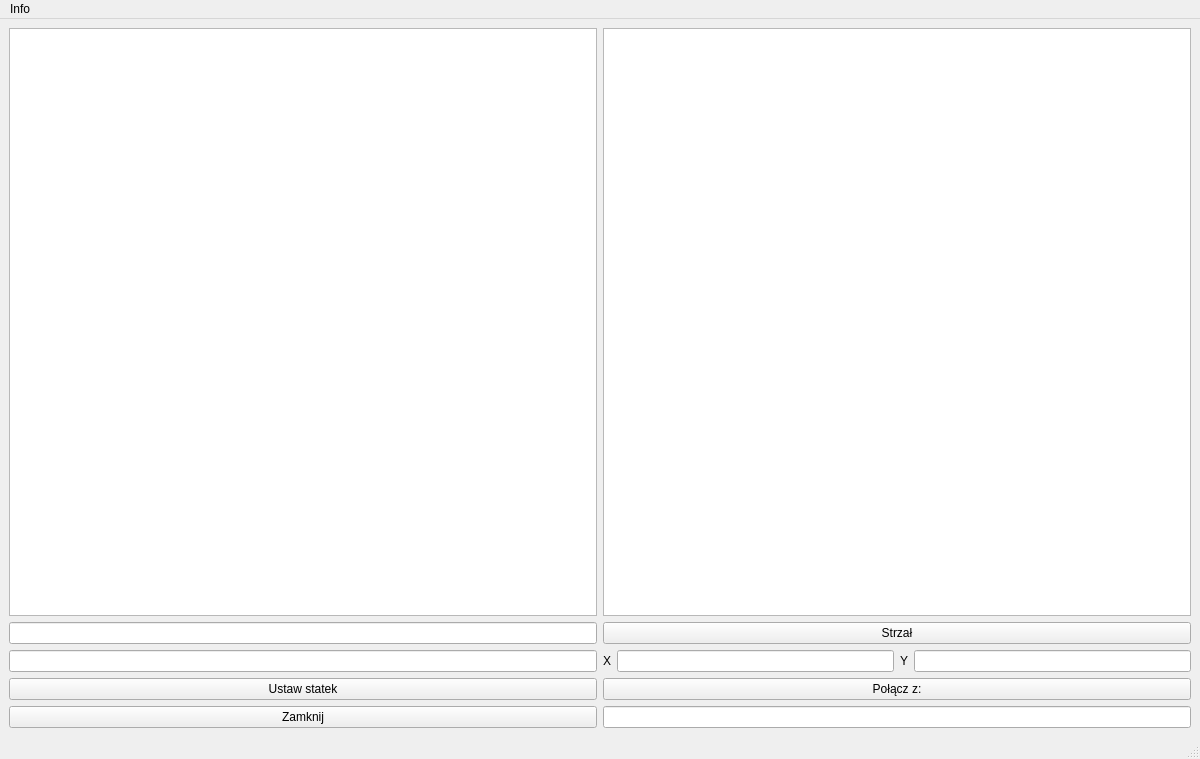
The window that untitled.ui (pkprzekwas/QtHex) describes before a commit, drawn with Qt 5.
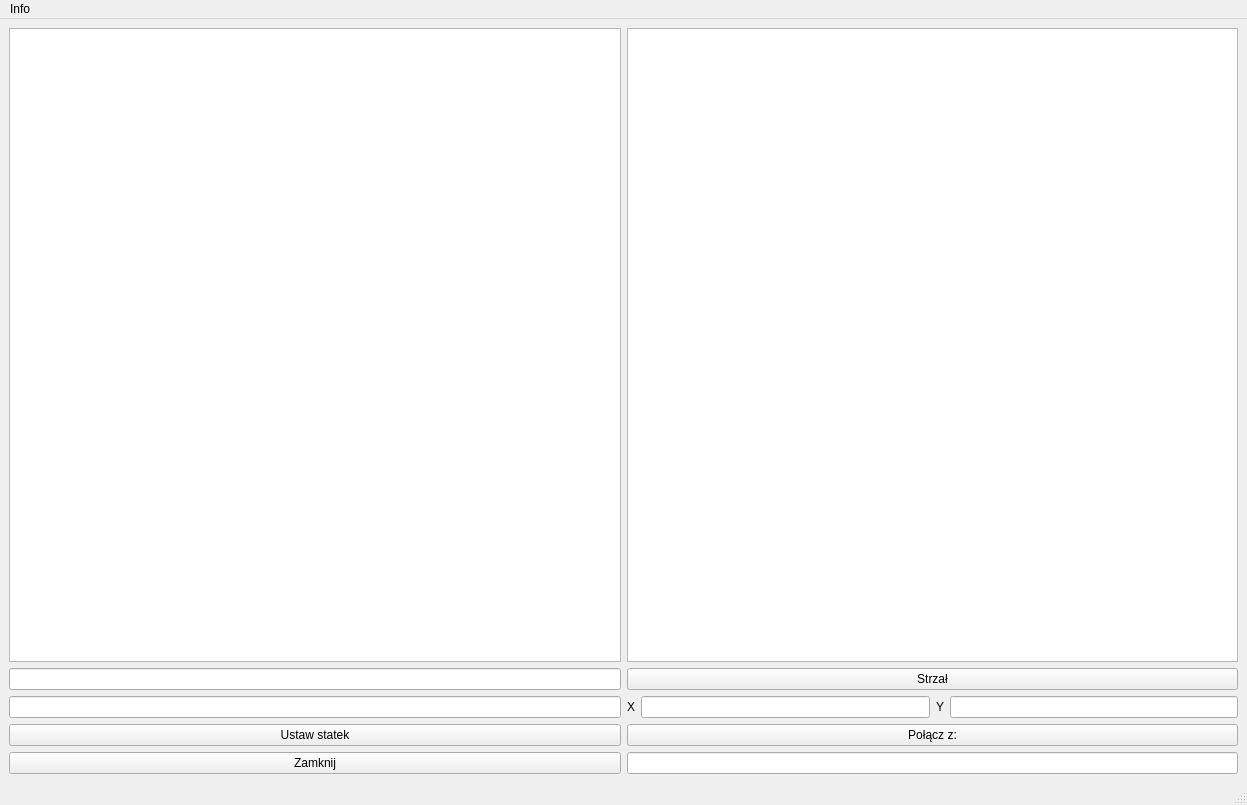
The same window after the commit.

Diff of the .ui file:
```diff
--- a/untitled.ui
+++ b/untitled.ui
@@ -6,8 +6,8 @@
    <rect>
     <x>0</x>
     <y>0</y>
-    <width>1200</width>
-    <height>759</height>
+    <width>1247</width>
+    <height>805</height>
    </rect>
   </property>
   <property name="windowTitle">
@@ -96,7 +96,7 @@
     <rect>
      <x>0</x>
      <y>0</y>
-     <width>1200</width>
+     <width>1247</width>
      <height>27</height>
     </rect>
    </property>
```
